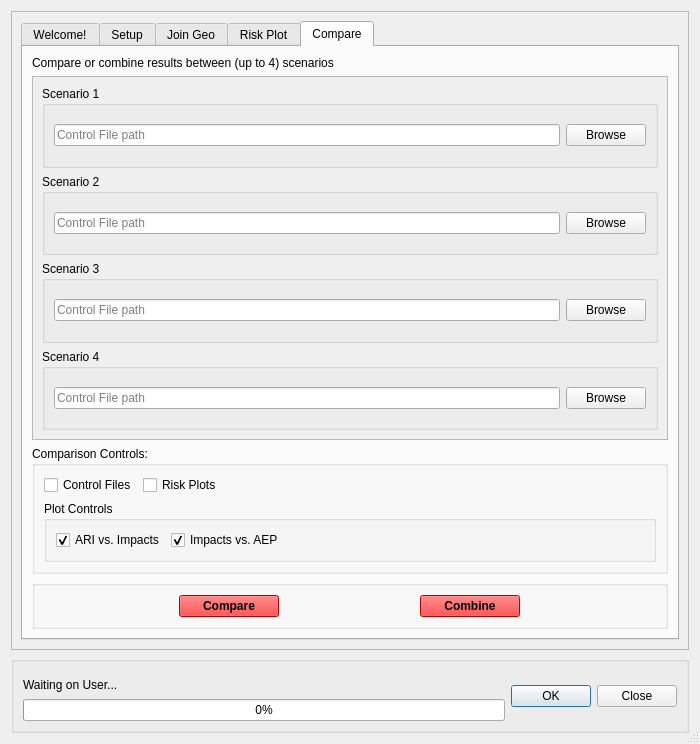
Above: canflood/results/results.ui from NRCan/CanFlood before the change. Below: the same form after it.
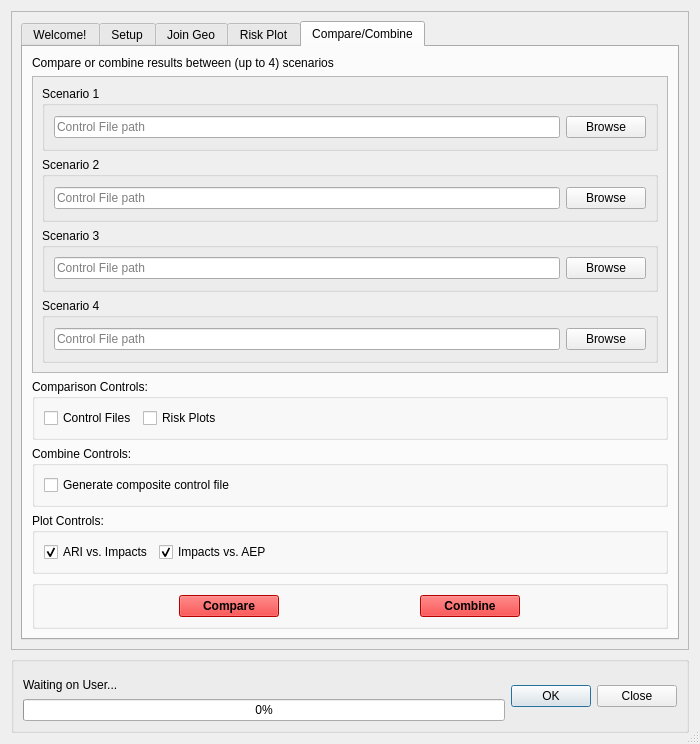
That is the form after the change. The open tabs and pages were chosen to show the change. Icons and pictures are not drawn. Custom widgets are drawn as their Qt base class.

Commit message: combine ui connected

Patch:
```diff
--- a/canflood/results/results.ui
+++ b/canflood/results/results.ui
@@ -2430,7 +2430,7 @@
          </widget>
          <widget class="QWidget" name="tab_Compare">
           <attribute name="title">
-           <string>Compare</string>
+           <string>Compare/Combine</string>
           </attribute>
           <layout class="QVBoxLayout" name="verticalLayout_12">
            <item>
@@ -2451,7 +2451,7 @@
                 <x>0</x>
                 <y>0</y>
                 <width>636</width>
-                <height>393</height>
+                <height>337</height>
                </rect>
               </property>
               <layout class="QVBoxLayout" name="verticalLayout_14">
@@ -2628,10 +2628,29 @@
                 </item>
                </layout>
               </item>
+             </layout>
+            </widget>
+           </item>
+           <item>
+            <widget class="QGroupBox" name="groupBox_10">
+             <property name="title">
+              <string>Combine Controls:</string>
+             </property>
+             <layout class="QVBoxLayout" name="verticalLayout_18">
+              <item>
+               <widget class="QCheckBox" name="checkBox_C_composite">
+                <property name="text">
+                 <string>Generate composite control file</string>
+                </property>
+               </widget>
+              </item>
+             </layout>
+            </widget>
+           </item>
               <item>
                <widget class="QGroupBox" name="groupBox_9">
                 <property name="title">
-                 <string>Plot Controls</string>
+              <string>Plot Controls:</string>
                 </property>
                 <layout class="QVBoxLayout" name="verticalLayout_16">
                  <item>
@@ -2670,9 +2689,6 @@
                     </spacer>
                    </item>
                   </layout>
-                 </item>
-                </layout>
-               </widget>
               </item>
              </layout>
             </widget>
```
Lines whose indentation alone changed are shown as unchanged. The commit also changes 1 other file.
